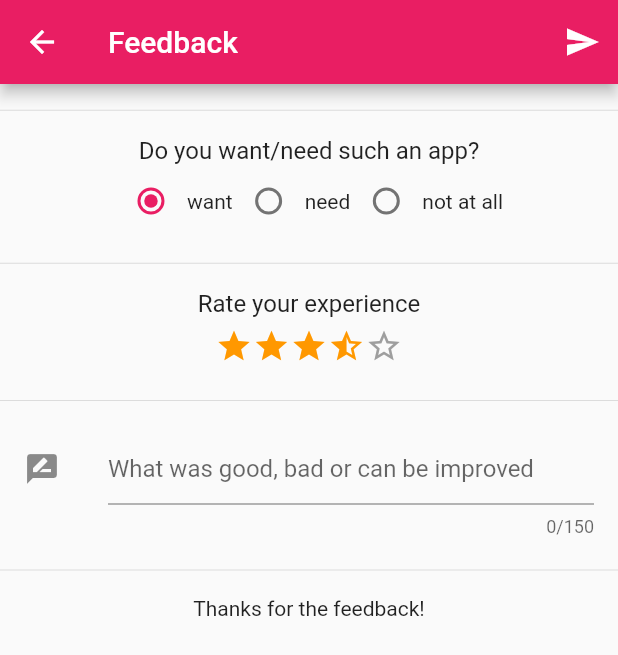
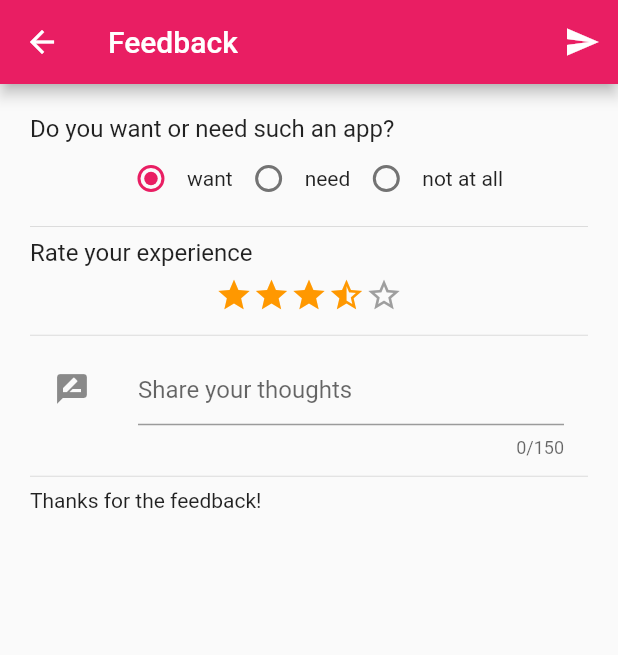
Before and after one commit to Caffa/Clarity, a Flutter app: the Feedback screen opened directly, on a phone screen of 412 x 824 dp. Shown: the top 655 px of the screen. Run offline on Flutter 3.47's test engine with Material 2 defaults, Android fonts, the phone set to English and light mode, and no system bars; our stand-ins replace sqflite; accounts and stored records are empty.

Commit message:
Update feedback.dart

```diff
--- a/clarity/lib/feedback.dart
+++ b/clarity/lib/feedback.dart
@@ -38,10 +38,11 @@ class _FeedbackState extends State<Feedback> {
               })
         ],
       ),
-      body: new Column(
+      body: new ListView(
+        shrinkWrap: true,
+        padding: const EdgeInsets.all(20.0),
         children: <Widget>[
-          new Divider(height: 35.0),
-          new Text('Do you want/need such an app?',
+          new Text('Do you want or need such an app?',
               style: new TextStyle(fontSize: 16.0)),
           new Row(
             mainAxisAlignment: MainAxisAlignment.center,
@@ -72,7 +73,7 @@ class _FeedbackState extends State<Feedback> {
               ),
             ],
           ),
-          new Divider(height: 35.0),
+          new Divider(),
           new Text('Rate your experience',
               style: new TextStyle(fontSize: 16.0)),
           new StarRating(
@@ -87,7 +88,7 @@ class _FeedbackState extends State<Feedback> {
                   },
                 ),
           ),
-          new Divider(height: 35.0),
+          new Divider(),
           new ListTile(
             leading: const Icon(Icons.rate_review),
             title: new TextField(
@@ -95,11 +96,11 @@ class _FeedbackState extends State<Feedback> {
               maxLines: null,
               controller: review,
               decoration: new InputDecoration(
-                hintText: "What was good, bad or can be improved",
+                hintText: "Share your thoughts",
               ),
             ),
           ),
-          new Divider(height: 35.0),
+          new Divider(),
           new Text("Thanks for the feedback!"),
         ],
       ),
```
